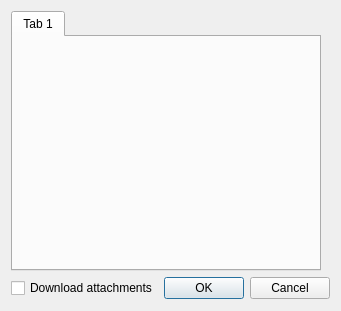
shivareddyiirs/QRealTime, file QRealTime_dialog_services.ui: the form before one commit.
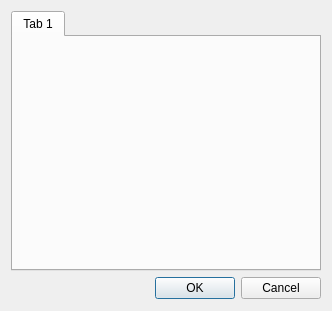
The form after the commit.

Diff of the .ui file:
```diff
--- a/QRealTime_dialog_services.ui
+++ b/QRealTime_dialog_services.ui
@@ -55,13 +55,6 @@
    </item>
    <item>
     <layout class="QHBoxLayout" name="horizontalLayout">
-     <item>
-      <widget class="QCheckBox" name="attachmentsCheckBox">
-       <property name="text">
-        <string>Download attachments</string>
-       </property>
-      </widget>
-     </item>
      <item>
       <widget class="QDialogButtonBox" name="buttonBox">
        <property name="orientation">
```
Left out of the diff: 2 changed lines with no effect on the pictures.
